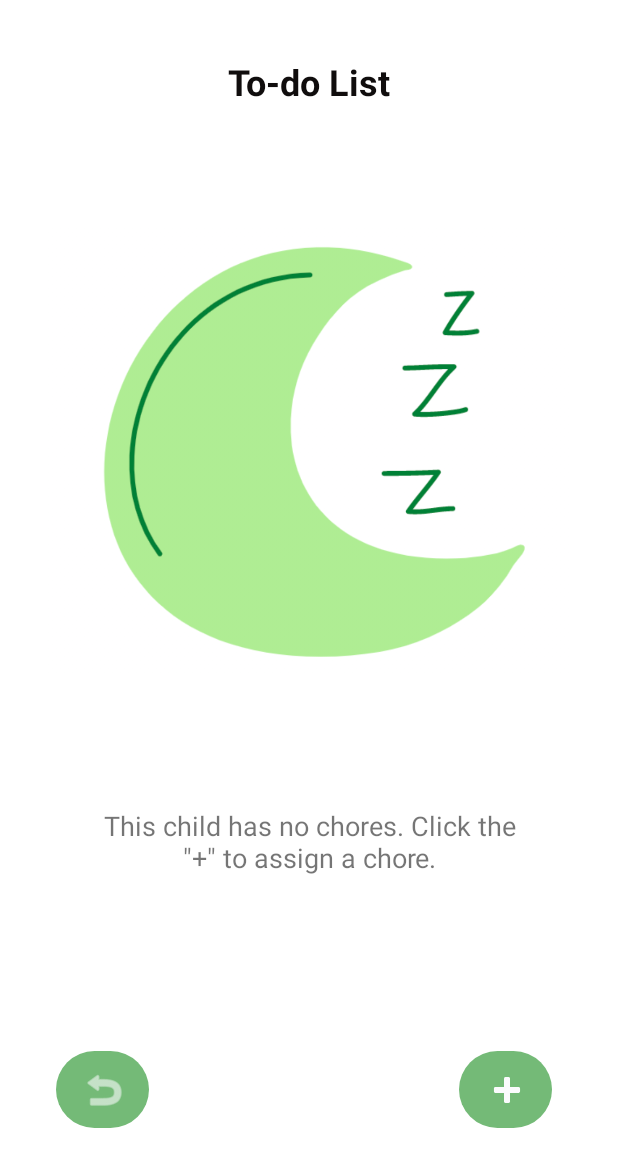
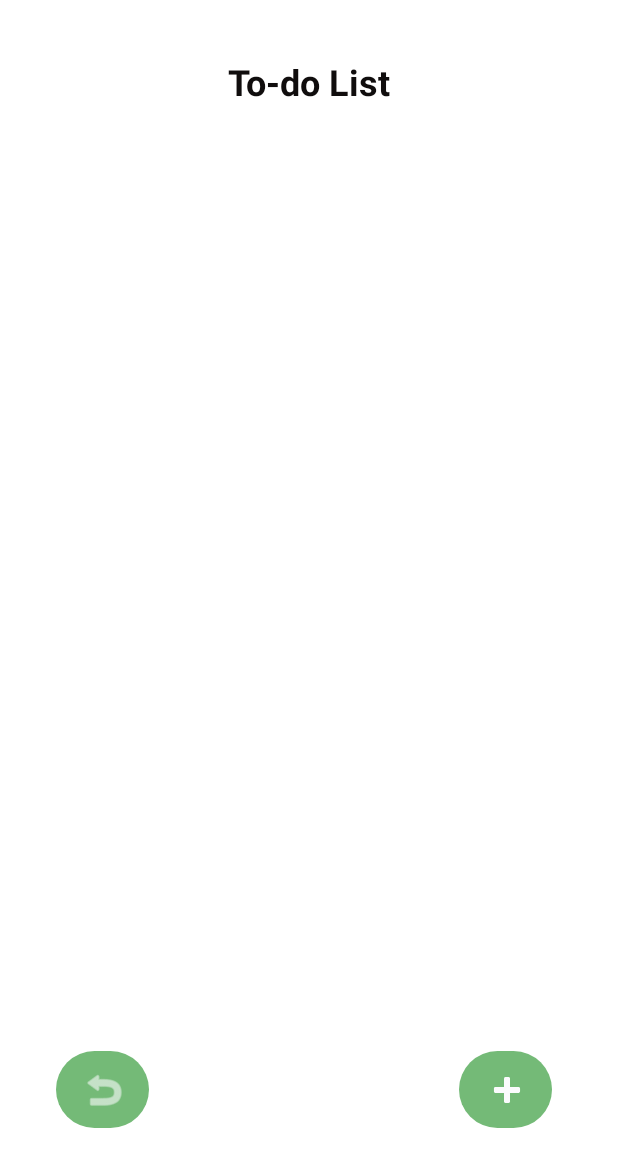
Before and after one commit to gavinrcodenext/MyDomilyApp, an Android app: the layout activity_main3.xml on its own in the app's theme, with its tools: preview values and no code run, on a phone screen of 412 x 824 dp. Shown: the top 1167 px of the screen. Run offline under Robolectric (Android 15) with nearby library versions, the phone set to English and light mode, and no system bars.

```diff
--- a/app/src/main/res/layout/activity_main3.xml
+++ b/app/src/main/res/layout/activity_main3.xml
@@ -82,9 +82,10 @@
         app:layout_constraintStart_toStartOf="parent" />
 
     <ImageView
-        android:id="@+id/imageView4"
+        android:id="@+id/no_chores_image"
         android:layout_width="348dp"
         android:layout_height="506dp"
+        android:visibility="invisible"
         app:layout_constraintBottom_toBottomOf="parent"
         app:layout_constraintEnd_toEndOf="parent"
         app:layout_constraintStart_toStartOf="parent"
@@ -93,13 +94,14 @@
         app:srcCompat="@drawable/screen_shot_2021_07_26_at_3_28_10_pm" />
 
     <TextView
-        android:id="@+id/textView2"
+        android:id="@+id/no_chores_textview"
         android:layout_width="279dp"
         android:layout_height="wrap_content"
         android:layout_marginBottom="240dp"
         android:gravity="center_horizontal"
         android:text='This child has no chores. Click the "+" to assign a chore.'
         android:textSize="18sp"
+        android:visibility="invisible"
         app:layout_constraintBottom_toBottomOf="parent"
         app:layout_constraintEnd_toEndOf="parent"
         app:layout_constraintStart_toStartOf="parent" />
```
Also changed, not shown: app/src/main/java/com/example/mydomily/MainActivity3.java (+8 -0 lines).
